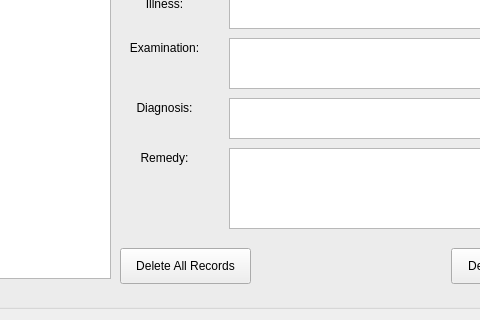
First picture: the form in PatientInfoWindow.ui, repository OhaoTech/ClinicManager, before the edit; both pictures show x 130 to 610 and y 513 to 833 of the 967 by 833 pixel window.
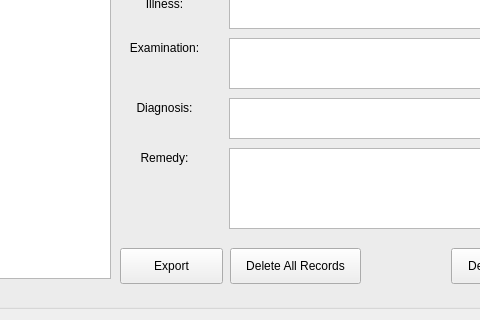
Second picture: the form after the edit.

Commit message: add the function of exporting one patient_logs_visits using patient_id

Diff of the .ui file:
```diff
--- a/PatientInfoWindow.ui
+++ b/PatientInfoWindow.ui
@@ -516,7 +516,7 @@
    <widget class="QPushButton" name="delete_all_records_pushButton">
     <property name="geometry">
      <rect>
-      <x>250</x>
+      <x>360</x>
       <y>650</y>
       <width>131</width>
       <height>36</height>
@@ -526,6 +526,19 @@
      <string>Delete All Records</string>
     </property>
    </widget>
+   <widget class="QPushButton" name="export_button">
+    <property name="geometry">
+     <rect>
+      <x>250</x>
+      <y>650</y>
+      <width>103</width>
+      <height>36</height>
+     </rect>
+    </property>
+    <property name="text">
+     <string>Export</string>
+    </property>
+   </widget>
   </widget>
  </widget>
  <resources/>
```
The commit also changes 4 other files.
